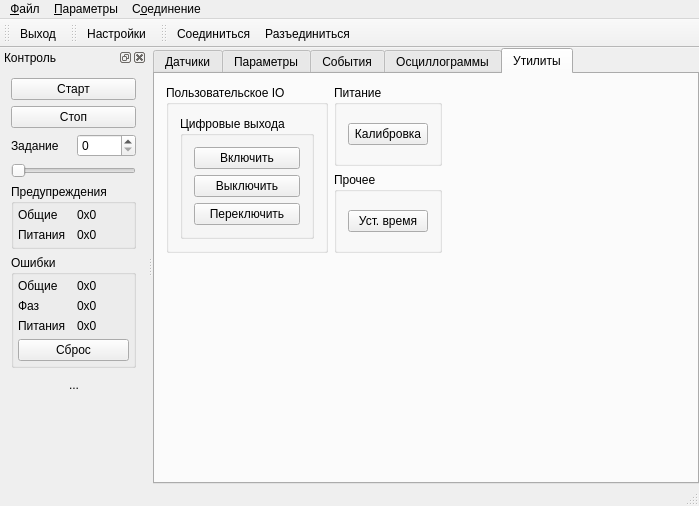
Above: mainwindow.ui from catompiler/qdrive before the change. Below: the same form after it.
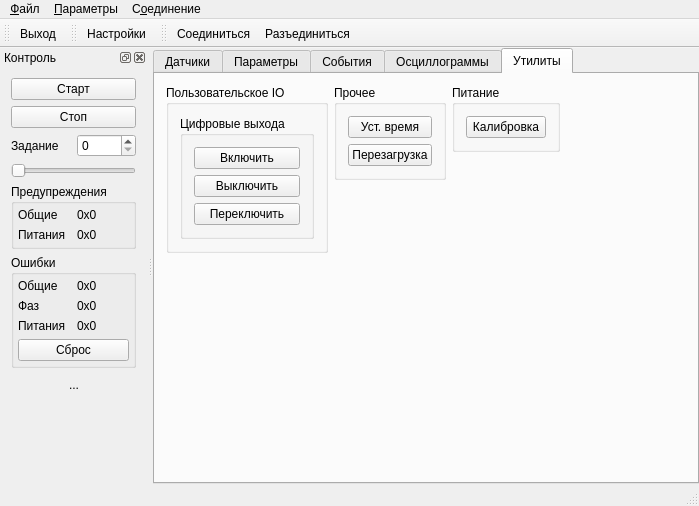
That is the form after the change. The open tabs and pages were chosen to show the change. Icons and pictures are not drawn. Custom widgets are drawn as their Qt base class.

Commit message: drive reboot

What changed in the file:
```diff
--- a/mainwindow.ui
+++ b/mainwindow.ui
@@ -6,7 +6,7 @@
    <rect>
     <x>0</x>
     <y>0</y>
-    <width>656</width>
+    <width>679</width>
     <height>506</height>
    </rect>
   </property>
@@ -483,8 +483,10 @@
        <attribute name="title">
         <string>Утилиты</string>
        </attribute>
-       <layout class="QGridLayout" name="gridLayout_2">
-        <item row="0" column="0" rowspan="2">
+       <layout class="QHBoxLayout" name="horizontalLayout_10">
+        <item>
+         <layout class="QVBoxLayout" name="verticalLayout_15">
+          <item>
          <widget class="QGroupBox" name="gbUserIo">
           <property name="title">
            <string>Пользовательское IO</string>
@@ -523,28 +525,29 @@
           </layout>
          </widget>
         </item>
-        <item row="0" column="1">
-         <widget class="QGroupBox" name="gbPower">
-          <property name="title">
-           <string>Питание</string>
-          </property>
-          <layout class="QVBoxLayout" name="verticalLayout_10">
            <item>
-            <widget class="QPushButton" name="pbCalibrate">
-             <property name="text">
-              <string>Калибровка</string>
-             </property>
-            </widget>
-           </item>
-          </layout>
-         </widget>
+           <spacer name="verticalSpacer_6">
+            <property name="orientation">
+             <enum>Qt::Vertical</enum>
+            </property>
+            <property name="sizeHint" stdset="0">
+             <size>
+              <width>20</width>
+              <height>40</height>
+             </size>
+            </property>
+           </spacer>
+          </item>
+         </layout>
         </item>
-        <item row="1" column="1">
+        <item>
+         <layout class="QVBoxLayout" name="verticalLayout_14">
+          <item>
          <widget class="QGroupBox" name="gbOther">
           <property name="title">
            <string>Прочее</string>
           </property>
-          <layout class="QVBoxLayout" name="verticalLayout_11">
+            <layout class="QVBoxLayout" name="verticalLayout_9">
            <item>
             <widget class="QPushButton" name="pbSetTime">
              <property name="text">
@@ -552,23 +555,17 @@
              </property>
             </widget>
            </item>
+             <item>
+              <widget class="QPushButton" name="pbReboot">
+               <property name="text">
+                <string>Перезагрузка</string>
+               </property>
+              </widget>
+             </item>
           </layout>
          </widget>
         </item>
-        <item row="1" column="2">
-         <spacer name="horizontalSpacer_5">
-          <property name="orientation">
-           <enum>Qt::Horizontal</enum>
-          </property>
-          <property name="sizeHint" stdset="0">
-           <size>
-            <width>260</width>
-            <height>20</height>
-           </size>
-          </property>
-         </spacer>
-        </item>
-        <item row="2" column="1">
+          <item>
          <spacer name="verticalSpacer_4">
           <property name="orientation">
            <enum>Qt::Vertical</enum>
@@ -582,6 +579,54 @@
          </spacer>
         </item>
        </layout>
+        </item>
+        <item>
+         <layout class="QVBoxLayout" name="verticalLayout_11">
+          <item>
+           <widget class="QGroupBox" name="gbPower">
+            <property name="title">
+             <string>Питание</string>
+            </property>
+            <layout class="QVBoxLayout" name="verticalLayout_10">
+             <item>
+              <widget class="QPushButton" name="pbCalibrate">
+               <property name="text">
+                <string>Калибровка</string>
+               </property>
+              </widget>
+             </item>
+            </layout>
+           </widget>
+          </item>
+          <item>
+           <spacer name="verticalSpacer_5">
+            <property name="orientation">
+             <enum>Qt::Vertical</enum>
+            </property>
+            <property name="sizeHint" stdset="0">
+             <size>
+              <width>20</width>
+              <height>40</height>
+             </size>
+            </property>
+           </spacer>
+          </item>
+         </layout>
+        </item>
+        <item>
+         <spacer name="horizontalSpacer_5">
+          <property name="orientation">
+           <enum>Qt::Horizontal</enum>
+          </property>
+          <property name="sizeHint" stdset="0">
+           <size>
+            <width>136</width>
+            <height>72</height>
+           </size>
+          </property>
+         </spacer>
+        </item>
+       </layout>
       </widget>
      </widget>
     </item>
```
Left out of the diff: 6 changed lines with no effect on the pictures. Lines whose indentation alone changed are shown as unchanged. The commit also changes 7 other files.
